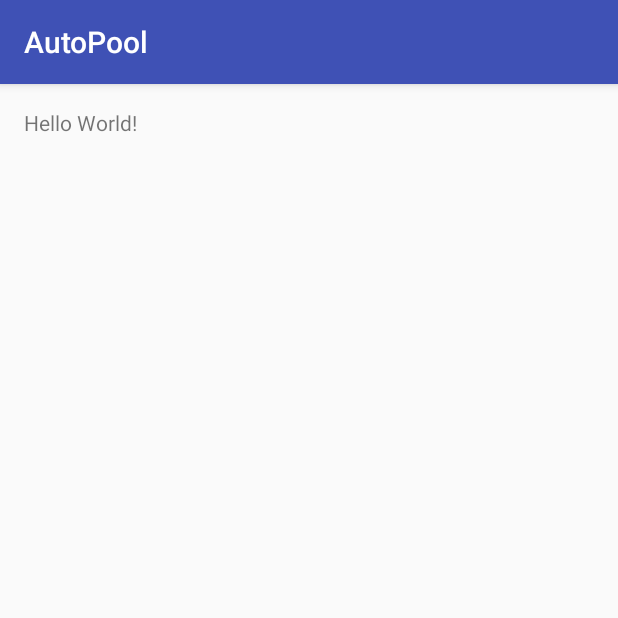
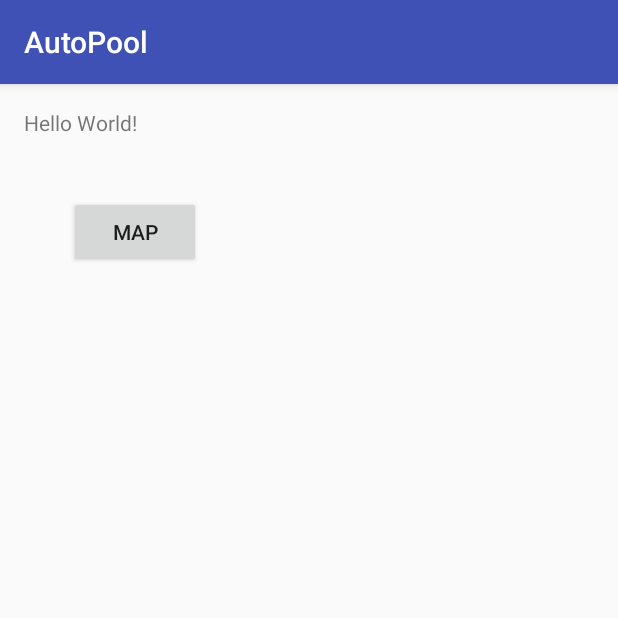
Before and after one commit to shshammai/AutoPool4, an Android app: the screen it shows after launch (SplashScreenActivity), on a phone screen of 412 x 824 dp, the top half of it. Run offline under Robolectric (Android 15) with nearby library versions, the phone set to English and light mode, and no system bars; libraries missing offline, so code that uses them is left out: android.support.v7.

```diff
--- a/app/build.gradle
+++ b/app/build.gradle
@@ -25,6 +25,8 @@ dependencies {
         exclude group: 'com.android.support', module: 'support-annotations'
     })
     compile 'com.android.support:appcompat-v7:23.4.0'
-    compile 'com.android.support.constraint:constraint-layout:1.0.0-beta3'
+    compile 'com.android.support.constraint:constraint-layout:1.0.0-beta4'
+    //compile 'com.google.android.gms:play-services:9.8.0'
+    compile 'com.google.android.gms:play-services:9.6.1'
     testCompile 'junit:junit:4.12'
 }
--- a/app/src/main/res/layout/activity_splash_screen.xml
+++ b/app/src/main/res/layout/activity_splash_screen.xml
@@ -13,5 +13,19 @@
     <TextView
         android:layout_width="wrap_content"
         android:layout_height="wrap_content"
-        android:text="Hello World!" />
+        android:text="Hello World!"
+        android:id="@+id/textView" />
+
+    <Button
+        android:layout_width="wrap_content"
+        android:layout_height="wrap_content"
+        android:text="Map"
+        android:onClick="continueToMap"
+        android:layout_marginLeft="30dp"
+        android:layout_marginStart="30dp"
+        android:id="@+id/button"
+        android:layout_below="@+id/textView"
+        android:layout_alignParentLeft="true"
+        android:layout_alignParentStart="true"
+        android:layout_marginTop="39dp" />
 </RelativeLayout>
--- a/app/src/main/res/values/strings.xml
+++ b/app/src/main/res/values/strings.xml
@@ -1,3 +1,4 @@
 <resources>
     <string name="app_name">AutoPool</string>
+    <string name="title_activity_maps">Map</string>
 </resources>
```
Also changed, not shown: app/src/main/AndroidManifest.xml (+27 -2 lines), app/src/main/java/com/hackathon2016/autopool/SplashScreenActivity.java (+15 -0 lines).
